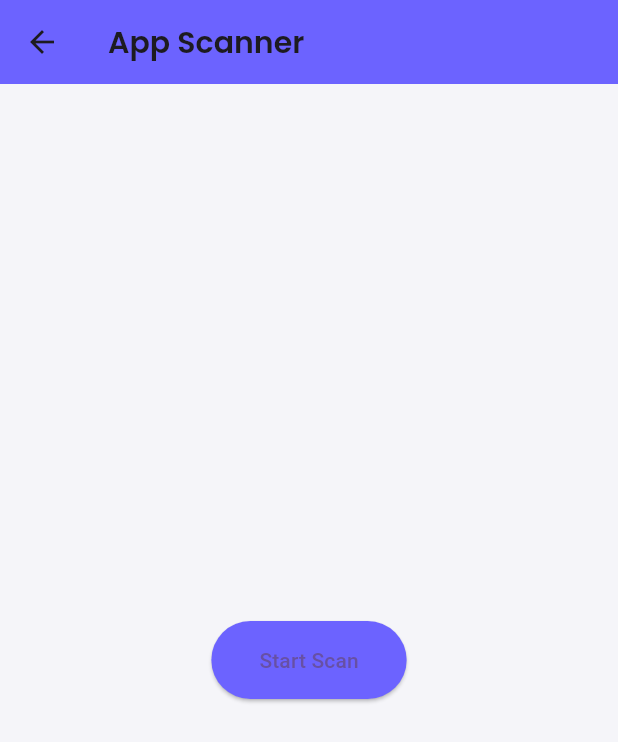
After one commit to DragonEmperor9480/CyberSurakshit, a Flutter app: the AppScannerScreen screen opened directly, after a tap on "Start Scan", on a phone screen of 412 x 824 dp. The commit adds this screen. Shown: the top 742 px of the screen. Run offline on Flutter 3.47's test engine with Material 3 defaults, Android fonts, the phone set to English and light mode, and no system bars; our stand-ins replace google_fonts; missing offline and left inert: installed_apps.

Commit message:
Apps Scnner: add app scanner UI in the project[TESTING PHASE]

```diff
--- /dev/null
+++ b/lib/screens/app_scanner_screen.dart
@@ -0,0 +1,124 @@
+import 'package:flutter/material.dart';
+import '../services/app_scanner_service.dart';
+import 'dart:typed_data';
+
+class AppScannerScreen extends StatefulWidget {
+  const AppScannerScreen({Key? key}) : super(key: key);
+
+  @override
+  State<AppScannerScreen> createState() => _AppScannerScreenState();
+}
+
+class _AppScannerScreenState extends State<AppScannerScreen> {
+  bool _isScanning = false;
+  List<AppScanResult> _scanResults = [];
+
+  Future<void> _startScan() async {
+    setState(() {
+      _isScanning = true;
+      _scanResults = [];
+    });
+
+    final results = await AppScannerService.scanInstalledApps();
+
+    setState(() {
+      _scanResults = results;
+      _isScanning = false;
+    });
+  }
+
+  Widget _buildAppIcon(Uint8List? iconData) {
+    if (iconData == null) {
+      return Container(
+        width: 40,
+        height: 40,
+        decoration: BoxDecoration(
+          color: Colors.grey[200],
+          borderRadius: BorderRadius.circular(8),
+        ),
+        child: const Icon(Icons.android, color: Colors.grey),
+      );
+    }
+
+    return ClipRRect(
+      borderRadius: BorderRadius.circular(8),
+      child: Image.memory(
+        iconData,
+        width: 40,
+        height: 40,
+        errorBuilder: (context, error, stackTrace) {
+          return Container(
+            width: 40,
+            height: 40,
+            decoration: BoxDecoration(
+              color: Colors.grey[200],
+              borderRadius: BorderRadius.circular(8),
+            ),
+            child: const Icon(Icons.android, color: Colors.grey),
+          );
+        },
+      ),
+    );
+  }
+
+  @override
+  Widget build(BuildContext context) {
+    return Scaffold(
+      appBar: AppBar(
+        title: const Text('App Scanner'),
+        backgroundColor: const Color(0xFF6C63FF),
+      ),
+      body: Column(
+        children: [
+          if (_isScanning)
+            const LinearProgressIndicator(
+              backgroundColor: Color(0xFF6C63FF),
+            ),
+          Expanded(
+            child: _isScanning
+                ? const Center(child: Text('Scanning apps...'))
+                : _scanResults.isEmpty
+                    ? Center(
+                        child: Column(
+                          mainAxisAlignment: MainAxisAlignment.center,
+                          children: [
+                            ElevatedButton(
+                              onPressed: _startScan,
+                              style: ElevatedButton.styleFrom(
+                                backgroundColor: const Color(0xFF6C63FF),
+                                padding: const EdgeInsets.symmetric(
+                                  horizontal: 32,
+                                  vertical: 16,
+                                ),
+                              ),
+                              child: const Text('Start Scan'),
+                            ),
+                          ],
+                        ),
+                      )
+                    : ListView.builder(
+                        itemCount: _scanResults.length,
+                        itemBuilder: (context, index) {
+                          final result = _scanResults[index];
+                          return ListTile(
+                            leading: _buildAppIcon(result.icon),
+                            title: Text(result.appName),
+                            subtitle: Text(result.packageName),
+                            trailing: result.isPotentialThreat
+                                ? const Icon(
+                                    Icons.warning_amber_rounded,
+                                    color: Colors.orange,
+                                  )
+                                : const Icon(
+                                    Icons.check_circle,
+                                    color: Colors.green,
+                                  ),
+                          );
+                        },
+                      ),
+          ),
+        ],
+      ),
+    );
+  }
+}
--- /dev/null
+++ b/lib/services/app_scanner_service.dart
@@ -0,0 +1,70 @@
+import 'package:installed_apps/app_info.dart';
+import 'package:installed_apps/installed_apps.dart';
+import 'package:http/http.dart' as http;
+import 'dart:typed_data';
+import 'package:flutter/material.dart';
+
+class AppScannerService {
+  static Future<List<AppScanResult>> scanInstalledApps() async {
+    List<AppScanResult> results = [];
+
+    try {
+      List<AppInfo> apps = await InstalledApps.getInstalledApps();
+
+      for (AppInfo app in apps) {
+        bool isOnPlayStore = await _checkPlayStorePresence(app.packageName);
+
+        // Safely handle the icon
+        Uint8List? icon;
+        try {
+          icon = app.icon;
+        } catch (e) {
+          debugPrint('Failed to load icon for ${app.name}: $e');
+          icon = null;
+        }
+
+        results.add(AppScanResult(
+          appName: app.name ?? 'Unknown',
+          packageName: app.packageName,
+          isOnPlayStore: isOnPlayStore,
+          installationSource: 'Unknown Source',
+          icon: icon,
+        ));
+      }
+    } catch (e) {
+      debugPrint('Error scanning apps: $e');
+    }
+
+    return results;
+  }
+
+  static Future<bool> _checkPlayStorePresence(String packageName) async {
+    try {
+      final response = await http.get(
+        Uri.parse('https://play.google.com/store/apps/details?id=$packageName'),
+      );
+      return response.statusCode == 200;
+    } catch (e) {
+      debugPrint('Error checking Play Store presence: $e');
+      return false;
+    }
+  }
+}
+
+class AppScanResult {
+  final String appName;
+  final String packageName;
+  final bool isOnPlayStore;
+  final String installationSource;
+  final Uint8List? icon;
+
+  AppScanResult({
+    required this.appName,
+    required this.packageName,
+    required this.isOnPlayStore,
+    required this.installationSource,
+    this.icon,
+  });
+
+  bool get isPotentialThreat => !isOnPlayStore;
+}
--- a/pubspec.yaml
+++ b/pubspec.yaml
@@ -13,6 +13,9 @@ dependencies:
   flutter_svg: ^2.0.9
   lottie: ^3.1.0
   cupertino_icons: ^1.0.2
+  package_info_plus: ^4.2.0
+  installed_apps: ^1.3.1
+  http: ^1.1.0
 
 dev_dependencies:
   flutter_test:
```
Also changed, not shown: lib/screens/home_screen.dart (+20 -5 lines), pubspec.lock, 4 other files.
